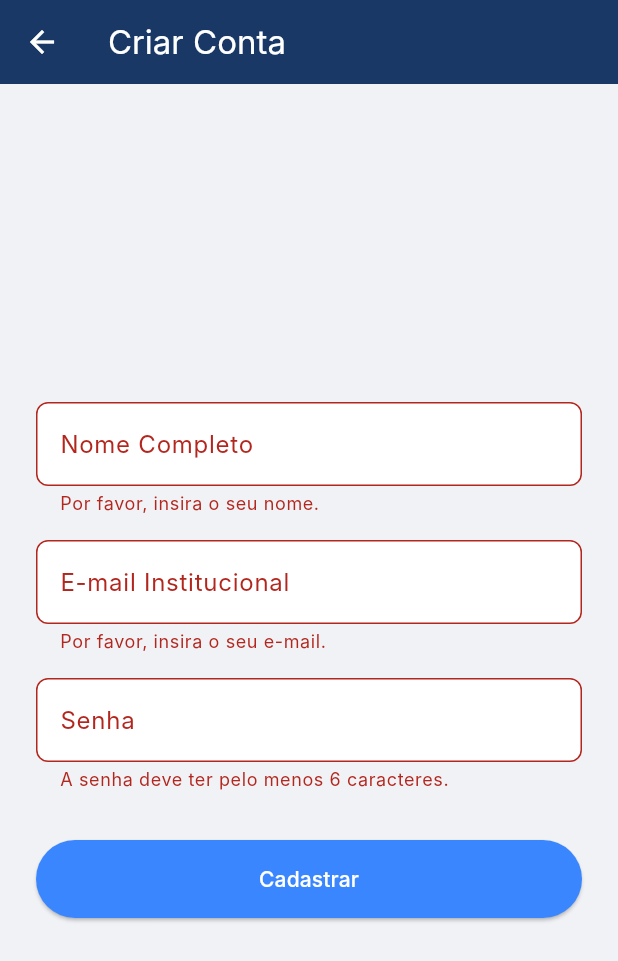
After one commit to salathiel-dev/campusconnect, a Flutter app: the RegisterScreen screen opened by its route, after a tap on "Cadastrar", on a phone screen of 412 x 824 dp. The commit adds this screen. Shown: the top 961 px of the screen. Run offline on Flutter 3.47's test engine with Material 3 defaults, Android fonts, the phone set to English and light mode, and no system bars; our stand-ins replace jwt_decoder, shared_preferences; missing offline and left inert: stomp_dart_client; accounts and stored records are empty; Roboto replaces fonts that are missing (Inter).

Commit message:
New user registration screen

```diff
--- /dev/null
+++ b/campusconnect_frontend/lib/src/screens/register_screen.dart
@@ -0,0 +1,159 @@
+import 'package:flutter/material.dart';
+import '../services/api.dart'; // Usaremos o ApiService
+
+class RegisterScreen extends StatefulWidget {
+  const RegisterScreen({super.key});
+
+  @override
+  State<RegisterScreen> createState() => _RegisterScreenState();
+}
+
+class _RegisterScreenState extends State<RegisterScreen> {
+  final _formKey = GlobalKey<FormState>();
+  final _nameController = TextEditingController();
+  final _emailController = TextEditingController();
+  final _passwordController = TextEditingController();
+  bool _isLoading = false;
+
+  Future<void> _handleRegister() async {
+    if (_formKey.currentState!.validate()) {
+      setState(() { _isLoading = true; });
+
+      try {
+        final result = await ApiService.register(
+          nomeCompleto: _nameController.text.trim(),
+          email: _emailController.text.trim(),
+          password: _passwordController.text,
+        );
+
+        if (mounted) {
+          if (result['success']) {
+            _showSuccessDialog();
+          } else {
+            _showErrorDialog('Erro no Cadastro', result['error']);
+          }
+        }
+      } catch (e) {
+        if (mounted) {
+          _showErrorDialog('Erro Inesperado', e.toString());
+        }
+      } finally {
+        if (mounted) {
+          setState(() { _isLoading = false; });
+        }
+      }
+    }
+  }
+
+  void _showSuccessDialog() {
+    showDialog(
+      context: context,
+      builder: (ctx) => AlertDialog(
+        title: const Text('Cadastro Realizado!'),
+        content: const Text('A sua conta foi criada com sucesso. Agora você pode fazer o login.'),
+        actions: <Widget>[
+          TextButton(
+            child: const Text('Ir para Login'),
+            onPressed: () {
+              Navigator.of(ctx).pop(); // Fecha o diálogo
+              Navigator.of(context).pop(); // Volta para a tela de login
+            },
+          )
+        ],
+      ),
+    );
+  }
+
+  void _showErrorDialog(String title, String content) {
+    showDialog(
+      context: context,
+      builder: (ctx) => AlertDialog(
+        title: Text(title),
+        content: Text(content),
+        actions: <Widget>[
+          TextButton(
+            child: const Text('Ok'),
+            onPressed: () => Navigator.of(ctx).pop(),
+          )
+        ],
+      ),
+    );
+  }
+
+  @override
+  void dispose() {
+    _nameController.dispose();
+    _emailController.dispose();
+    _passwordController.dispose();
+    super.dispose();
+  }
+
+  @override
+  Widget build(BuildContext context) {
+    const Color ufrBlue = Color(0xFF193866);
+    const Color interactiveBlue = Color(0xFF3A86FF);
+    const Color lightGray = Color(0xFFF0F2F5);
+
+    return Scaffold(
+      backgroundColor: lightGray,
+      appBar: AppBar(
+        backgroundColor: ufrBlue,
+        title: const Text('Criar Conta', style: TextStyle(color: Colors.white)),
+        iconTheme: const IconThemeData(color: Colors.white),
+      ),
+      body: Form(
+        key: _formKey,
+        child: Center(
+          child: SingleChildScrollView(
+            padding: const EdgeInsets.all(24.0),
+            child: Column(
+              crossAxisAlignment: CrossAxisAlignment.stretch,
+              children: <Widget>[
+                TextFormField(
+                  controller: _nameController,
+                  decoration: const InputDecoration(labelText: 'Nome Completo'),
+                  validator: (value) => (value == null || value.isEmpty) ? 'Por favor, insira o seu nome.' : null,
+                ),
+                const SizedBox(height: 16),
+                TextFormField(
+                  controller: _emailController,
+                  decoration: const InputDecoration(labelText: 'E-mail Institucional'),
+                  keyboardType: TextInputType.emailAddress,
+                  validator: (value) {
+                    if (value == null || value.isEmpty) return 'Por favor, insira o seu e-mail.';
+                    if (!value.contains('@ufr.edu.br') && !value.contains('@aluno.ufr.edu.br')) {
+                      return 'Por favor, use um e-mail institucional da UFR.';
+                    }
+                    return null;
+                  },
+                ),
+                const SizedBox(height: 16),
+                TextFormField(
+                  controller: _passwordController,
+                  decoration: const InputDecoration(labelText: 'Senha'),
+                  obscureText: true,
+                  validator: (value) {
+                    if (value == null || value.length < 6) return 'A senha deve ter pelo menos 6 caracteres.';
+                    return null;
+                  },
+                ),
+                const SizedBox(height: 32),
+                _isLoading
+                    ? const Center(child: CircularProgressIndicator())
+                    : ElevatedButton(
+                  onPressed: _handleRegister,
+                  style: ElevatedButton.styleFrom(
+                    backgroundColor: interactiveBlue,
+                    foregroundColor: Colors.white,
+                    padding: const EdgeInsets.symmetric(vertical: 16),
+                  ),
+                  child: const Text('Cadastrar'),
+                ),
+              ],
+            ),
+          ),
+        ),
+      ),
+    );
+  }
+}
```
Also changed, not shown: campusconnect_frontend/lib/main.dart (+4 -9 lines), campusconnect_frontend/lib/src/screens/login_screen.dart (+11 -0 lines), campusconnect_frontend/lib/src/services/api.dart (+36 -0 lines).
